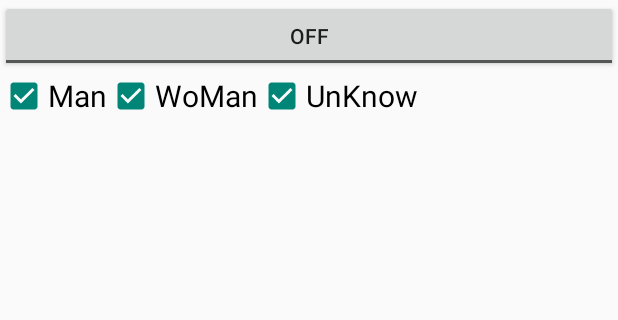
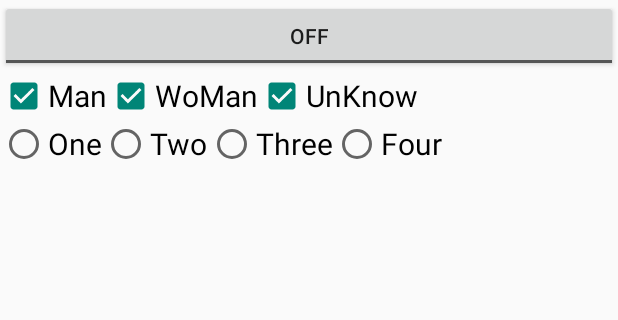
Before and after one commit to Jason-Vic/HelloAndroid, an Android app: the screen it shows after launch (MainActivity), on a phone screen of 412 x 824 dp, the part 370-690 px from its top. Run offline under Robolectric (Android 15) with nearby library versions, the phone set to English and light mode, and no system bars.

Commit message:
Test RadioGroup

```diff
--- a/Simpleview/src/main/res/layout/activity_main.xml
+++ b/Simpleview/src/main/res/layout/activity_main.xml
@@ -83,4 +83,34 @@
     </LinearLayout>
 
 
+    <RadioGroup
+        android:layout_width="match_parent"
+        android:layout_height="wrap_content"
+        android:orientation="horizontal">
+
+        <RadioButton
+            android:layout_width="wrap_content"
+            android:layout_height="wrap_content"
+            android:text="One"
+            android:textSize="20sp" />
+
+        <RadioButton
+            android:layout_width="wrap_content"
+            android:layout_height="wrap_content"
+            android:text="Two"
+            android:textSize="20sp" />
+
+        <RadioButton
+            android:layout_width="wrap_content"
+            android:layout_height="wrap_content"
+            android:text="Three"
+            android:textSize="20sp" />
+
+        <RadioButton
+            android:layout_width="wrap_content"
+            android:layout_height="wrap_content"
+            android:text="Four"
+            android:textSize="20sp" />
+
+    </RadioGroup>
 </LinearLayout>
```
